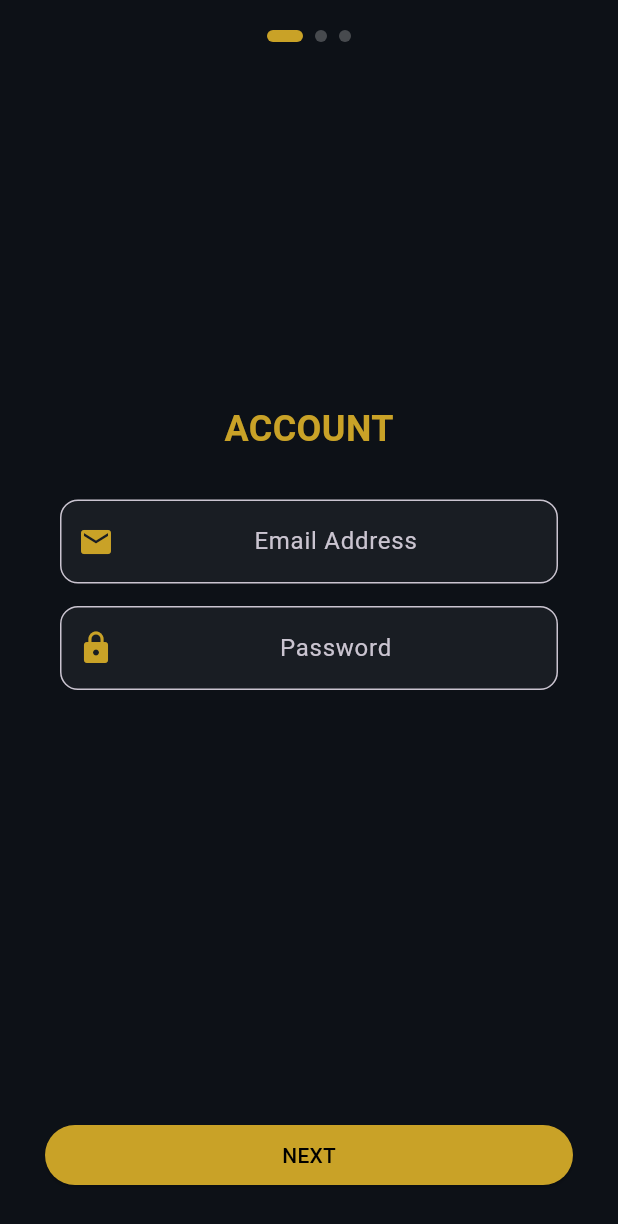
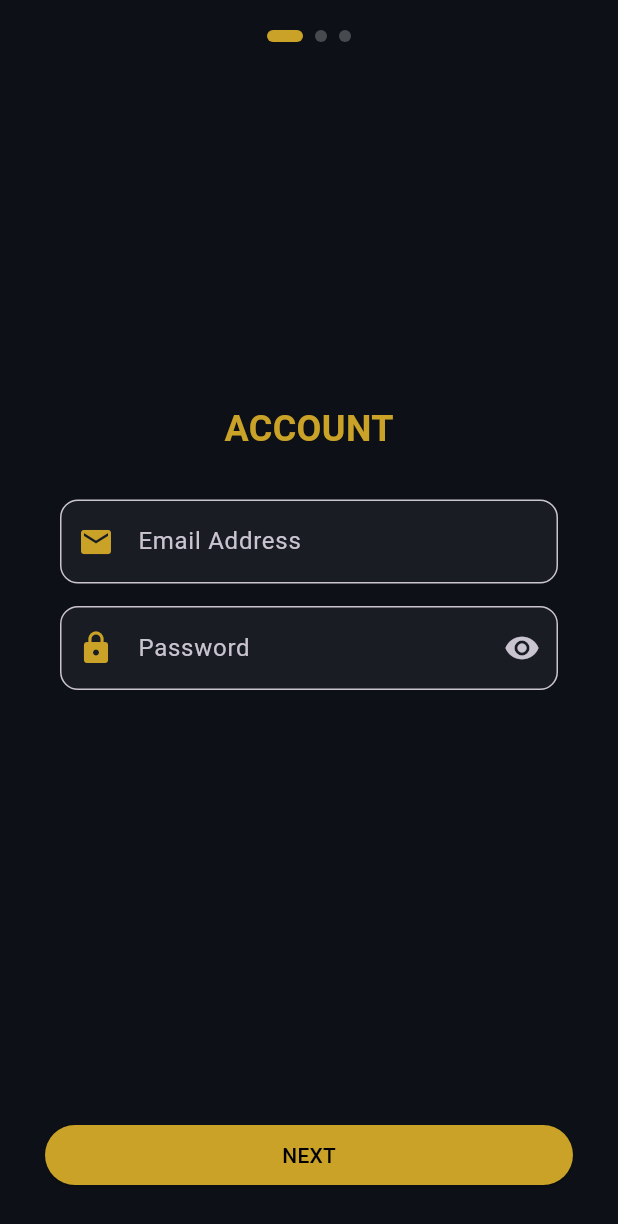
Before and after one commit to nivyanyctra/hoku, a Flutter app: the screen it shows after launch, after a tap on "Belum punya akun? Register", on a phone screen of 412 x 824 dp. Shown: the top 1224 px of the screen. Run offline on Flutter 3.47's test engine with Material 3 defaults, Android fonts, the phone set to English and light mode, and no system bars; our stand-ins replace curved_navigation_bar, shared_preferences, sqflite; missing offline and left inert: add_2_calendar; accounts and stored records are empty.

Commit message:
this is the end

```diff
--- a/lib/screens/auth/login_screen.dart
+++ b/lib/screens/auth/login_screen.dart
@@ -13,6 +13,7 @@ class _LoginScreenState extends State<LoginScreen> {
   final _idController = TextEditingController();
   final _passController = TextEditingController();
   bool _isLoading = false;
+  bool isObs = true;
 
   void _handleLogin() async {
     if (_idController.text.isEmpty || _passController.text.isEmpty) {
@@ -84,8 +85,16 @@ class _LoginScreenState extends State<LoginScreen> {
               SizedBox(height: 15),
               TextField(
                 controller: _passController,
-                obscureText: true,
+                obscureText: isObs,
                 decoration: InputDecoration(
+                  suffixIcon: IconButton(
+                    onPressed: () {
+                      setState(() {
+                        isObs = !isObs;
+                      });
+                    },
+                    icon: Icon(isObs ? Icons.visibility : Icons.visibility_off),
+                  ),
                   hintText: "Password",
                   filled: true,
                   fillColor: Colors.white.withOpacity(0.05),
--- a/lib/screens/auth/register_screen.dart
+++ b/lib/screens/auth/register_screen.dart
@@ -10,13 +10,14 @@ class RegisterScreen extends StatefulWidget {
 class _RegisterScreenState extends State<RegisterScreen> {
   final PageController _pageController = PageController();
   int _currentStep = 0;
+  bool isObs = true;
 
   // Controllers
   final _emailCtrl = TextEditingController();
   final _passCtrl = TextEditingController();
   final _nickCtrl = TextEditingController();
   final _uidCtrl = TextEditingController();
-  String _selectedRank = "Bronze";
+  String? _selectedRank;
 
   void _nextStep() async {
     // Validasi Step 0: Email & Pass
@@ -29,6 +30,10 @@ class _RegisterScreenState extends State<RegisterScreen> {
         _showError("Format email tidak valid");
         return;
       }
+      if (_passCtrl.text.length < 6) {
+        _showError("Password minimal 6 karakter");
+        return;
+      }
     }
 
     // Validasi Step 1: Nickname & UID
@@ -37,12 +42,16 @@ class _RegisterScreenState extends State<RegisterScreen> {
         _showError("Nickname dan UID wajib diisi");
         return;
       }
+      if (_uidCtrl.text.length < 9 || int.tryParse(_uidCtrl.text) == null) {
+        _showError("UID harus berupa angka minimal 9 digit");
+        return;
+      }
 
       // CEK UNIQUE ke Database
       final error = await DatabaseService.instance.checkUniqueness(
         _emailCtrl.text.trim(),
         _nickCtrl.text.trim(),
-        _uidCtrl.text.trim()
+        _uidCtrl.text.trim(),
       );
 
       if (error != null) {
@@ -52,7 +61,10 @@ class _RegisterScreenState extends State<RegisterScreen> {
     }
 
     if (_currentStep < 2) {
-      _pageController.nextPage(duration: Duration(milliseconds: 300), curve: Curves.ease);
+      _pageController.nextPage(
+        duration: Duration(milliseconds: 300),
+        curve: Curves.ease,
+      );
       setState(() => _currentStep++);
     } else {
       _finishRegister();
@@ -65,7 +77,7 @@ class _RegisterScreenState extends State<RegisterScreen> {
       password: _passCtrl.text,
       nickname: _nickCtrl.text.trim(),
       uid: _uidCtrl.text.trim(),
-      currentRank: _selectedRank,
+      currentRank: _selectedRank ?? "",
     );
 
     await DatabaseService.instance.registerUser(newUser);
@@ -74,11 +86,15 @@ class _RegisterScreenState extends State<RegisterScreen> {
   }
 
   void _showError(String msg) {
-    ScaffoldMessenger.of(context).showSnackBar(SnackBar(content: Text(msg), backgroundColor: Colors.red));
+    ScaffoldMessenger.of(
+      context,
+    ).showSnackBar(SnackBar(content: Text(msg), backgroundColor: Colors.red));
   }
 
   void _showSuccess(String msg) {
-    ScaffoldMessenger.of(context).showSnackBar(SnackBar(content: Text(msg), backgroundColor: Colors.green));
+    ScaffoldMessenger.of(
+      context,
+    ).showSnackBar(SnackBar(content: Text(msg), backgroundColor: Colors.green));
   }
 
   @override
@@ -97,14 +113,62 @@ class _RegisterScreenState extends State<RegisterScreen> {
                 children: [
                   _buildStep("ACCOUNT", [
                     _inputField(_emailCtrl, "Email Address", Icons.email),
-                    _inputField(_passCtrl, "Password", Icons.lock, obscure: true),
+                    Padding(
+                      padding: const EdgeInsets.only(bottom: 15),
+                      child: TextField(
+                        controller: _passCtrl,
+                        obscureText: isObs,
+                        textAlign: TextAlign.start,
+                        decoration: InputDecoration(
+                          suffixIcon: IconButton(
+                            onPressed: () {
+                              setState(() {
+                                isObs = !isObs;
+                              });
+                            },
+                            icon: Icon(
+                              isObs ? Icons.visibility : Icons.visibility_off,
+                            ),
+                          ),
+                          hintText: "Password",
+                          prefixIcon: Icon(
+                            Icons.lock,
+                            color: Color(0xFFC9A227),
+                          ),
+                          filled: true,
+                          fillColor: Colors.white.withOpacity(0.05),
+                          border: OutlineInputBorder(
+                            borderRadius: BorderRadius.circular(12),
+                          ),
+                        ),
+                      ),
+                    ),
                   ]),
                   _buildStep("IDENTITY", [
                     _inputField(_nickCtrl, "In-Game Nickname", Icons.person),
-                    _inputField(_uidCtrl, "Game UID", Icons.fingerprint),
+                    Padding(
+                      padding: const EdgeInsets.only(bottom: 15),
+                      child: TextField(
+                        keyboardType: TextInputType.number,
+                        controller: _uidCtrl,
+                        textAlign: TextAlign.start,
+                        decoration: InputDecoration(
+                          hintText: "Game UID",
+                          prefixIcon: Icon(
+                            Icons.fingerprint,
+                            color: Color(0xFFC9A227),
+                          ),
+                          filled: true,
+                          fillColor: Colors.white.withOpacity(0.05),
+                          border: OutlineInputBorder(
+                            borderRadius: BorderRadius.circular(12),
+                          ),
+                        ),
+                      ),
+                    ),
                   ]),
-                  _buildStep("RANK", [
-                    _buildRankDropdown(),
+                  _buildStep("GAME STATS", [
+                    _buildRankDropdown("Select Peak Rank"),
                   ]),
                 ],
               ),
@@ -122,7 +186,14 @@ class _RegisterScreenState extends State<RegisterScreen> {
       child: Column(
         mainAxisAlignment: MainAxisAlignment.center,
         children: [
-          Text(title, style: TextStyle(fontSize: 24, fontWeight: FontWeight.bold, color: Color(0xFFC9A227))),
+          Text(
+            title,
+            style: TextStyle(
+              fontSize: 24,
+              fontWeight: FontWeight.bold,
+              color: Color(0xFFC9A227),
+            ),
+          ),
           SizedBox(height: 30),
           ...children,
         ],
@@ -130,36 +201,61 @@ class _RegisterScreenState extends State<RegisterScreen> {
     );
   }
 
-  Widget _inputField(TextEditingController ctrl, String hint, IconData icon, {bool obscure = false}) {
+  Widget _inputField(
+    TextEditingController ctrl,
+    String hint,
+    IconData icon, {
+    bool obscure = false,
+  }) {
     return Padding(
       padding: const EdgeInsets.only(bottom: 15),
       child: TextField(
         controller: ctrl,
         obscureText: obscure,
-        textAlign: TextAlign.center,
+        textAlign: TextAlign.start,
         decoration: InputDecoration(
           hintText: hint,
           prefixIcon: Icon(icon, color: Color(0xFFC9A227)),
-          filled: true, fillColor: Colors.white.withOpacity(0.05),
+          filled: true,
+          fillColor: Colors.white.withOpacity(0.05),
           border: OutlineInputBorder(borderRadius: BorderRadius.circular(12)),
         ),
       ),
     );
   }
 
-  Widget _buildRankDropdown() {
+  Widget _buildRankDropdown(String label) {
     return Container(
       padding: EdgeInsets.symmetric(horizontal: 12),
       decoration: BoxDecoration(
-        color: Colors.white.withOpacity(0.05),
+        color: Colors.white.withValues(alpha: 0.05),
         borderRadius: BorderRadius.circular(12),
       ),
       child: DropdownButton<String>(
+        hint: Center(child: Text(label, style: TextStyle(color: Colors.white24, fontSize: 14))),
         isExpanded: true,
         value: _selectedRank,
         dropdownColor: Color(0xFF161B22),
-        items: ["Bronze", "Silver", "Gold", "Platinum", "Diamond", "Master", "Grandmaster", "Mythic"]
-            .map((e) => DropdownMenuItem(child: Center(child: Text(e)), value: e)).toList(),
+        items:
+            [
+                  "Bronze",
+                  "Silver",
+                  "Gold",
+                  "Platinum",
+                  "Diamond",
+                  "Master",
+                  "Grandmaster",
+                  "Grandmaster Mythic",
+                  "Grandmaster Epic",
+                  "Grandmaster Legends",
+                ]
+                .map(
+                  (e) => DropdownMenuItem(
+                    child: Center(child: Text(e)),
+                    value: e,
+                  ),
+                )
+                .toList(),
         onChanged: (v) => setState(() => _selectedRank = v!),
       ),
     );
@@ -174,7 +270,10 @@ class _RegisterScreenState extends State<RegisterScreen> {
             Expanded(
               child: OutlinedButton(
                 onPressed: () {
-                  _pageController.previousPage(duration: Duration(milliseconds: 300), curve: Curves.ease);
+                  _pageController.previousPage(
+                    duration: Duration(milliseconds: 300),
+                    curve: Curves.ease,
+                  );
                   setState(() => _currentStep--);
                 },
                 child: Text("BACK"),
@@ -183,9 +282,14 @@ class _RegisterScreenState extends State<RegisterScreen> {
           if (_currentStep > 0) SizedBox(width: 10),
           Expanded(
             child: ElevatedButton(
-              style: ElevatedButton.styleFrom(backgroundColor: Color(0xFFC9A227)),
+              style: ElevatedButton.styleFrom(
+                backgroundColor: Color(0xFFC9A227),
+              ),
               onPressed: _nextStep,
-              child: Text(_currentStep == 2 ? "FINISH" : "NEXT", style: TextStyle(color: Colors.black)),
+              child: Text(
+                _currentStep == 2 ? "FINISH" : "NEXT",
+                style: TextStyle(color: Colors.black),
+              ),
             ),
           ),
         ],
@@ -196,12 +300,19 @@ class _RegisterScreenState extends State<RegisterScreen> {
   Widget _buildIndicator() {
     return Row(
       mainAxisAlignment: MainAxisAlignment.center,
-      children: List.generate(3, (i) => AnimatedContainer(
-        duration: Duration(milliseconds: 300),
-        margin: EdgeInsets.symmetric(horizontal: 4),
-        height: 8, width: _currentStep == i ? 24 : 8,
-        decoration: BoxDecoration(color: _currentStep == i ? Color(0xFFC9A227) : Colors.white24, borderRadius: BorderRadius.circular(4)),
-      )),
+      children: List.generate(
+        3,
+        (i) => AnimatedContainer(
+          duration: Duration(milliseconds: 300),
+          margin: EdgeInsets.symmetric(horizontal: 4),
+          height: 8,
+          width: _currentStep == i ? 24 : 8,
+          decoration: BoxDecoration(
+            color: _currentStep == i ? Color(0xFFC9A227) : Colors.white24,
+            borderRadius: BorderRadius.circular(4),
+          ),
+        ),
+      ),
     );
   }
 }
--- a/lib/screens/career/add_edit_career_screen.dart
+++ b/lib/screens/career/add_edit_career_screen.dart
@@ -232,6 +232,7 @@ class _AddEditCareerScreenState extends State<AddEditCareerScreen> {
             ),
             _label("Details"),
             _input(_reqCtrl, "Job Description", Icons.description, maxLines: 6),
+            _label("Application Link"),
             _input(_linkCtrl, "Application Link", Icons.link),
             const SizedBox(height: 30),
             ElevatedButton(
@@ -299,7 +300,7 @@ class _AddEditCareerScreenState extends State<AddEditCareerScreen> {
         hintText: h,
         prefixIcon: Icon(i, size: 18),
         filled: true,
-        fillColor: Colors.white,
+        fillColor: Color(0xFF0D1117),
         border: OutlineInputBorder(
           borderRadius: BorderRadius.circular(8),
           borderSide: BorderSide.none,
--- a/lib/screens/career/career_screen.dart
+++ b/lib/screens/career/career_screen.dart
@@ -148,7 +148,7 @@ class _CareerPageState extends State<CareerPage> {
       appBar: AppBar(
         backgroundColor: Colors.black,
         elevation: 0,
-        title: const Text("HOKU CAREER", style: TextStyle(color: Color(0xFFC9A227), fontSize: 16, fontWeight: FontWeight.bold)),
+        title: const Text("HOKU CAREER", style: TextStyle(color: Color(0xFFC9A227), fontSize: 14, fontWeight: FontWeight.bold)),
         actions: [
           // Tombol Tambah
           IconButton(
--- a/lib/screens/profile/profile_screen.dart
+++ b/lib/screens/profile/profile_screen.dart
@@ -15,7 +15,7 @@ class ProfilePage extends StatelessWidget {
         return Scaffold(
           backgroundColor: const Color(0xFF0A0E14),
           appBar: AppBar(
-            title: const Text("MY PROFILE"),
+            title: const Text("PROFILE", style: TextStyle(color: Color(0xFFC9A227), fontSize: 14, fontWeight: FontWeight.bold)),
             actions: [
               IconButton(
                 icon: const Icon(Icons.settings),
```
Also changed, not shown: lib/screens/home/home_screen.dart (+31 -8 lines).
